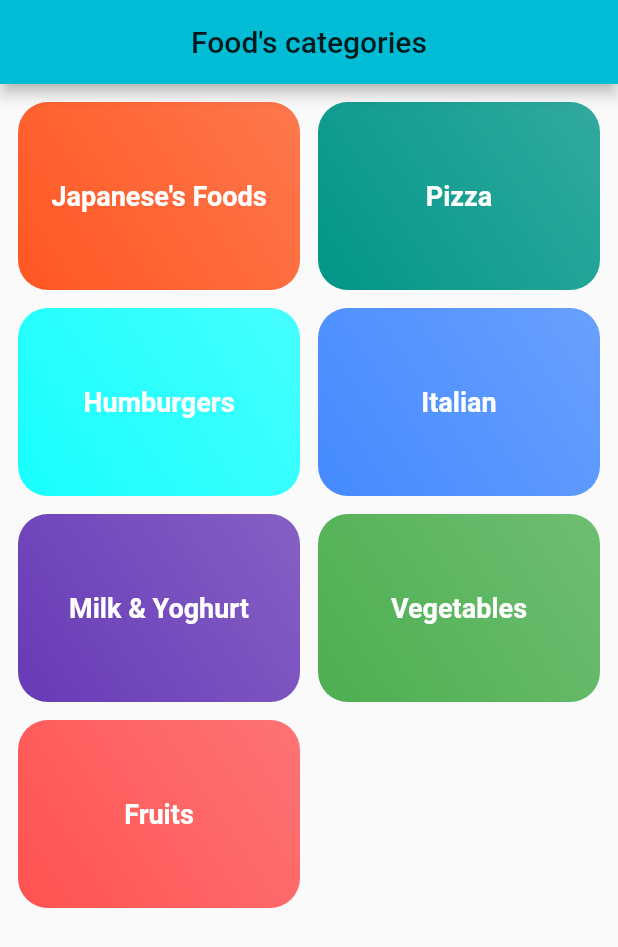
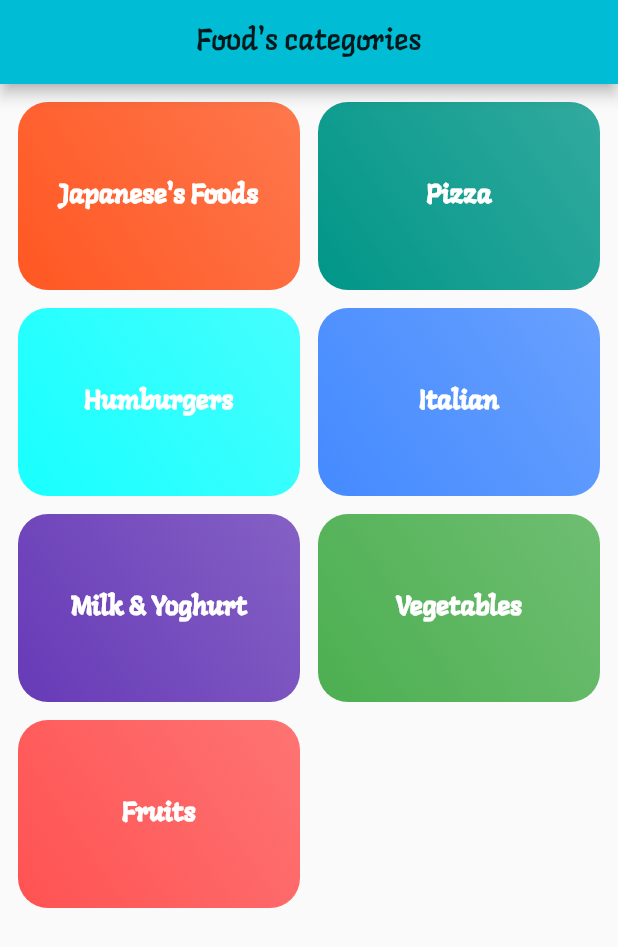
Before and after one commit to tunganh31309/foodapp, a Flutter app: the screen it shows after launch, on a phone screen of 412 x 824 dp. Shown: the top 947 px of the screen. Run offline on Flutter 3.47's test engine with Material 2 defaults, Android fonts, the phone set to English and light mode, and no system bars.

Commit message:
thêm code theme vào main.dart

```diff
--- a/lib/main.dart
+++ b/lib/main.dart
@@ -9,7 +9,17 @@ class MyApp extends StatelessWidget {
   Widget build(BuildContext context) {
     return MaterialApp(
       title: 'Food App with Navigation',
-      theme: ThemeData(primarySwatch: Colors.cyan),
+      theme: ThemeData(
+          primarySwatch: Colors.cyan,
+          fontFamily: 'Langar',
+          textTheme: ThemeData.light().textTheme.copyWith(
+              body1: TextStyle(color: Color.fromRGBO(20, 52, 52, 1)),
+              body2: TextStyle(color: Color.fromRGBO(20, 52, 52, 1)),
+              title: TextStyle(
+                fontSize: 28,
+                color: Colors.white,
+                fontFamily: 'Sunshiney',
+              ))),
       home: Scaffold(
           appBar: AppBar(
             centerTitle: true,
```
